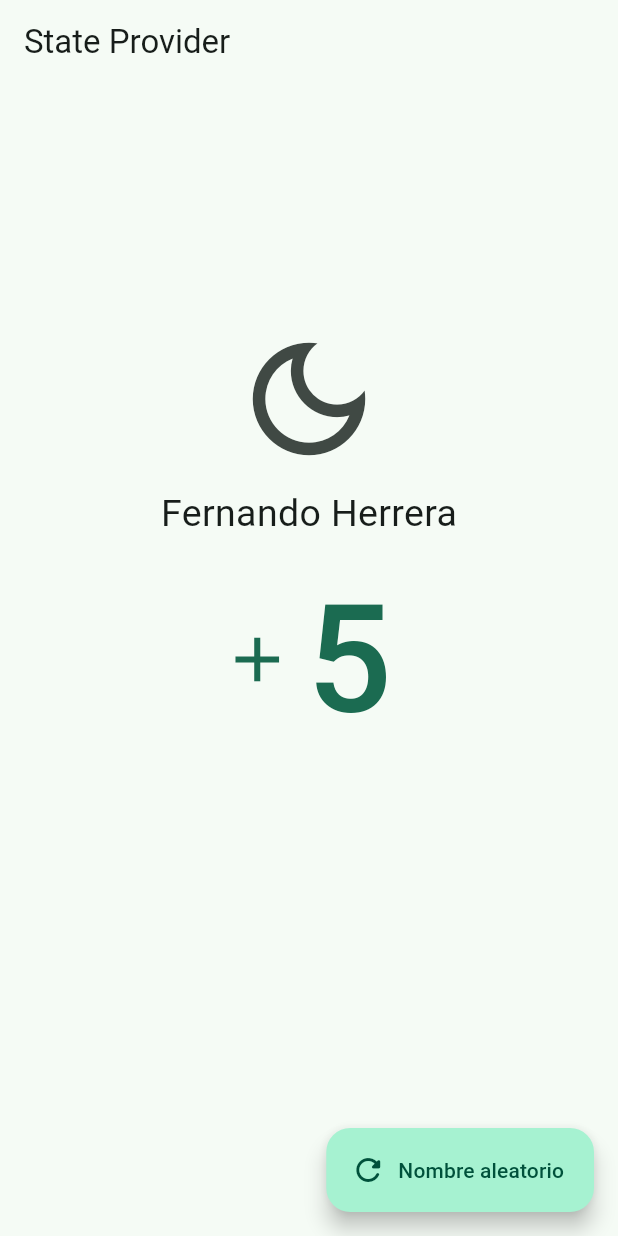
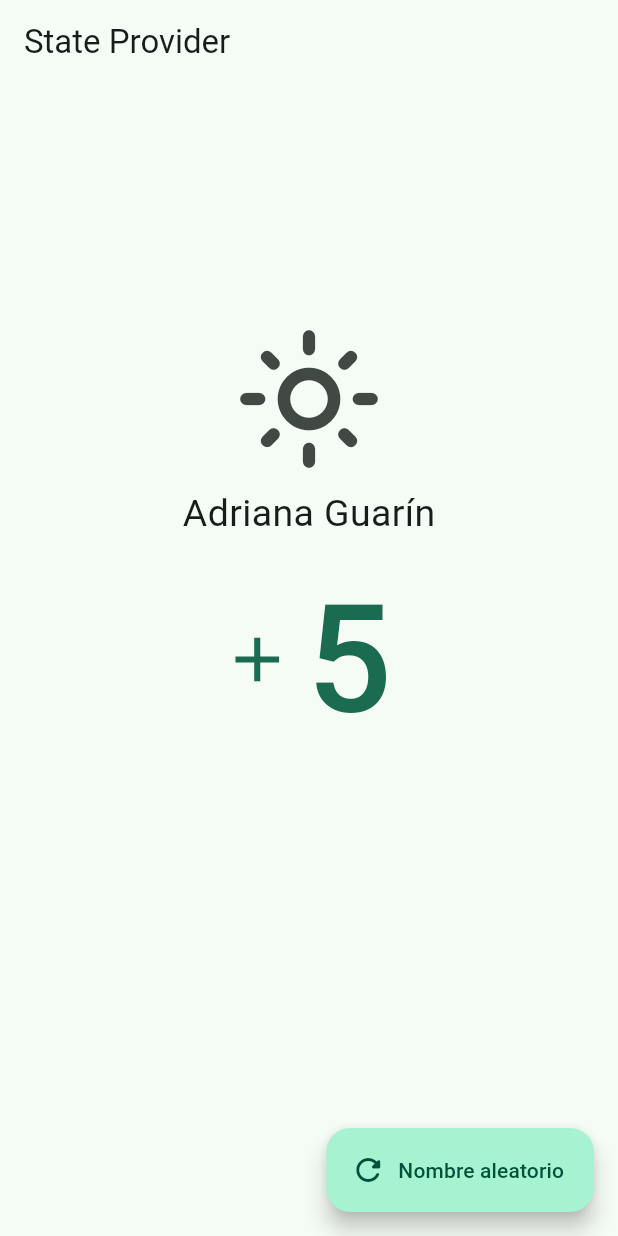
Before and after one commit to JoseManuelMunozManzano/Flutter_Provider_Anotaciones, a Flutter app: the StateProviderScreen screen opened by its route, on a phone screen of 412 x 824 dp. Run offline on Flutter 3.47's test engine with Material 3 defaults, Android fonts, the phone set to English and light mode, and no system bars; our stand-ins replace dio, flutter_riverpod, go_router, riverpod_annotation; missing offline and left inert: random_name_generator; generated files the repository leaves out were written again.

Commit message:
Provider con estado

```diff
--- a/lib/main.dart
+++ b/lib/main.dart
@@ -1,6 +1,7 @@
 import 'package:flutter/material.dart';
 import 'package:flutter_riverpod/flutter_riverpod.dart';
 import 'package:riverpod_app/config/config.dart';
+import 'package:riverpod_app/presentation/providers/state_providers.dart';
 
 // Para que nosotros podamos usar nuestros providers de manera global en nuestra app
 // tenemos que configurar ProviderScope.
@@ -15,12 +16,13 @@ class MyApp extends ConsumerWidget {
   Widget build(BuildContext context, WidgetRef ref) {
 
     final appRouter = ref.watch(appRouterProvider);
+    final isDarkMode = ref.watch(darkModeProvider);
 
     return MaterialApp.router(
       title: 'Riverpod Providers',
       debugShowCheckedModeBanner: false,
       routerConfig: appRouter,
-      theme: AppTheme( isDarkmode: false ).getTheme(),
+      theme: AppTheme( isDarkmode: isDarkMode ).getTheme(),
     );
   }
 }
--- a/lib/presentation/screens/03_state_provider/state_provider_screen.dart
+++ b/lib/presentation/screens/03_state_provider/state_provider_screen.dart
@@ -1,5 +1,6 @@
 import 'package:flutter/material.dart';
 import 'package:flutter_riverpod/flutter_riverpod.dart';
+import 'package:riverpod_app/config/config.dart';
 import 'package:riverpod_app/presentation/providers/state_providers.dart';
 
 
@@ -10,6 +11,8 @@ class StateProviderScreen extends ConsumerWidget {
   Widget build(BuildContext context, WidgetRef ref) {
 
     final counter = ref.watch(counterProvider);
+    final isDarkMode = ref.watch(darkModeProvider);
+    final username = ref.watch(usernameProvider);
 
     return Scaffold(
       appBar: AppBar(
@@ -21,12 +24,17 @@ class StateProviderScreen extends ConsumerWidget {
             const Spacer(flex: 1,),
 
             IconButton(
-              // icon: const Icon( Icons.light_mode_outlined, size: 100 ),
-              icon: const Icon( Icons.dark_mode_outlined, size: 100 ),
-              onPressed: () {},
+              icon: Icon(
+                isDarkMode
+                  ? Icons.dark_mode_outlined
+                  : Icons.light_mode_outlined,
+                 size: 100 ),
+              onPressed: () {
+                ref.read(darkModeProvider.notifier).toggleDarkMode();
+              },
             ),
 
-            const Text('Fernando Herrera', style: TextStyle(fontSize: 25 )),
+            Text(username, style: const TextStyle(fontSize: 25 )),
 
             TextButton.icon(
               icon: const Icon( Icons.add, size: 50,),
@@ -44,7 +52,9 @@ class StateProviderScreen extends ConsumerWidget {
       floatingActionButton: FloatingActionButton.extended(
         label: const Text('Nombre aleatorio'),
         icon: const Icon( Icons.refresh_rounded ),
-        onPressed: () {},
+        onPressed: () {
+          ref.read(usernameProvider.notifier).changeName(RandomGenerator.getRandomName());
+        },
       ),
     );
   }
```
Also changed, not shown: lib/presentation/providers/state_providers.dart (+28 -0 lines), lib/presentation/providers/state_providers.g.dart, 1 other file.
